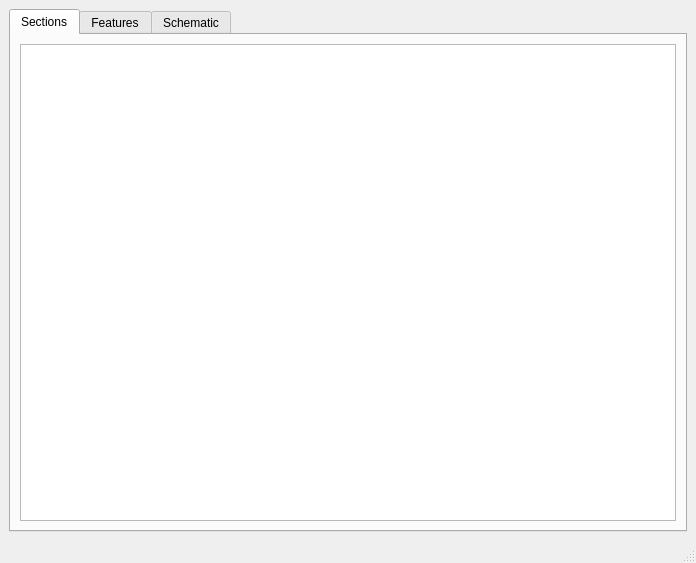
Qt form vcs_tool.ui (Drew973/vcs_tool) before a commit.
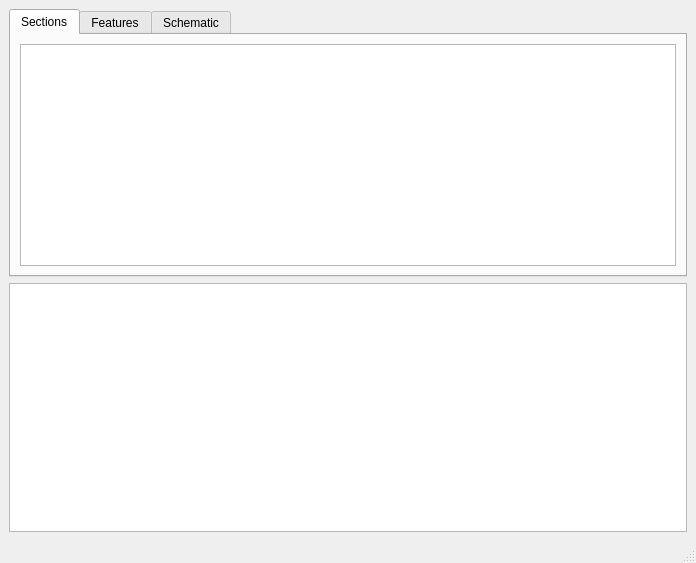
The same form after that commit. The open tabs and pages were chosen to show the change.

Commit message: insert dialog in progress. not inheriting Qobject properly

Patch:
```diff
--- a/vcs_tool.ui
+++ b/vcs_tool.ui
@@ -57,6 +57,9 @@
       </widget>
      </widget>
     </item>
+    <item>
+     <widget class="QTableView" name="insertSectionView"/>
+    </item>
    </layout>
   </widget>
   <widget class="QMenuBar" name="menubar">
```
Left out of the diff: 2 changed lines with no effect on the pictures. The commit also changes 20 other files.
